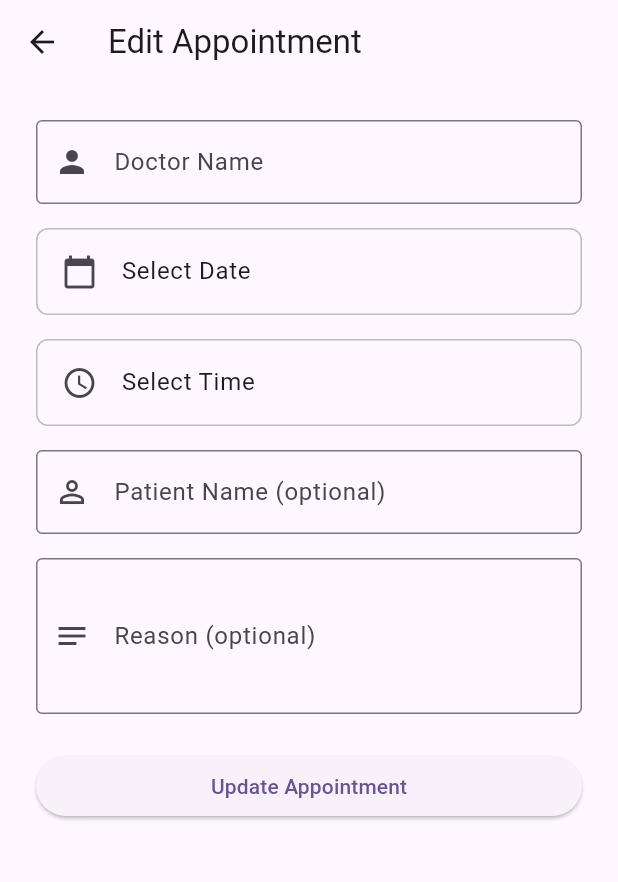
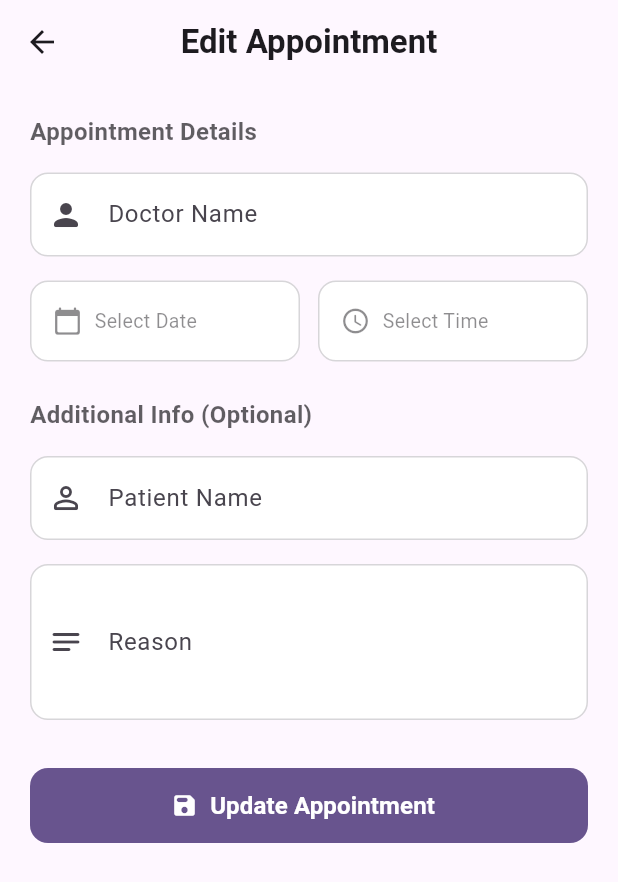
Before and after one commit to Tan-dev0211/Flutterproj, a Flutter app: the EditAppointmentScreen screen opened directly with empty values, on a phone screen of 412 x 824 dp. Shown: the top 882 px of the screen. Run offline on Flutter 3.47's test engine with Material 3 defaults, Android fonts, the phone set to English and light mode, and no system bars; our stand-ins replace shared_preferences, sqflite, sqflite_common_ffi; accounts and stored records are empty.

Commit message:
styled edit appointment page

```diff
--- a/lib/screens/edit_appointment_screen.dart
+++ b/lib/screens/edit_appointment_screen.dart
@@ -33,17 +33,14 @@ class _EditAppointmentScreenState extends State<EditAppointmentScreen> {
     _reasonController =
         TextEditingController(text: widget.appointment.reason ?? '');
 
-    // Parse existing date
     try {
       _selectedDate =
           DateFormat('yyyy-MM-dd').parse(widget.appointment.appointmentDate);
     } catch (_) {}
 
-    // Parse existing time
     try {
       final parts = widget.appointment.appointmentTime.split(':');
       if (parts.length >= 2) {
-        // Handle "HH:MM AM/PM" or "HH:MM" formats
         final timeStr = widget.appointment.appointmentTime;
         final isPM = timeStr.toUpperCase().contains('PM');
         final isAM = timeStr.toUpperCase().contains('AM');
@@ -93,7 +90,12 @@ class _EditAppointmentScreenState extends State<EditAppointmentScreen> {
     if (!_formKey.currentState!.validate()) return;
     if (_selectedDate == null || _selectedTime == null) {
       ScaffoldMessenger.of(context).showSnackBar(
-        const SnackBar(content: Text('Please select date and time')),
+        SnackBar(
+          content: const Text('Please select date and time'),
+          behavior: SnackBarBehavior.floating,
+          shape:
+              RoundedRectangleBorder(borderRadius: BorderRadius.circular(10)),
+        ),
       );
       return;
     }
@@ -123,23 +125,67 @@ class _EditAppointmentScreenState extends State<EditAppointmentScreen> {
     Navigator.pop(context);
   }
 
+  InputDecoration _inputDecoration({
+    required String label,
+    required IconData icon,
+    String? hint,
+  }) {
+    final colorScheme = Theme.of(context).colorScheme;
+    return InputDecoration(
+      labelText: label,
+      hintText: hint,
+      prefixIcon: Icon(icon),
+      border: OutlineInputBorder(borderRadius: BorderRadius.circular(12)),
+      enabledBorder: OutlineInputBorder(
+        borderRadius: BorderRadius.circular(12),
+        borderSide: BorderSide(
+          color: colorScheme.outline.withValues(alpha: 0.3),
+        ),
+      ),
+      focusedBorder: OutlineInputBorder(
+        borderRadius: BorderRadius.circular(12),
+        borderSide: BorderSide(color: colorScheme.primary, width: 2),
+      ),
+      filled: true,
+      fillColor: colorScheme.surfaceContainerLowest,
+    );
+  }
+
   @override
   Widget build(BuildContext context) {
+    final colorScheme = Theme.of(context).colorScheme;
+
     return Scaffold(
-      appBar: AppBar(title: const Text('Edit Appointment')),
+      appBar: AppBar(
+        title: const Text(
+          'Edit Appointment',
+          style: TextStyle(fontWeight: FontWeight.bold),
+        ),
+        centerTitle: true,
+      ),
       body: SingleChildScrollView(
-        padding: const EdgeInsets.all(24.0),
+        padding: const EdgeInsets.all(20.0),
         child: Form(
           key: _formKey,
           child: Column(
             crossAxisAlignment: CrossAxisAlignment.stretch,
             children: [
+              Padding(
+                padding: const EdgeInsets.only(bottom: 16),
+                child: Text(
+                  'Appointment Details',
+                  style: TextStyle(
+                    fontSize: 16,
+                    fontWeight: FontWeight.w600,
+                    color: colorScheme.onSurface.withValues(alpha: 0.7),
+                  ),
+                ),
+              ),
               TextFormField(
                 controller: _doctorController,
-                decoration: const InputDecoration(
-                  labelText: 'Doctor Name',
-                  border: OutlineInputBorder(),
-                  prefixIcon: Icon(Icons.person),
+                decoration: _inputDecoration(
+                  label: 'Doctor Name',
+                  icon: Icons.person_rounded,
                 ),
                 validator: (value) {
                   if (value == null || value.trim().isEmpty) {
@@ -149,62 +195,87 @@ class _EditAppointmentScreenState extends State<EditAppointmentScreen> {
                 },
               ),
               const SizedBox(height: 16),
-              ListTile(
-                shape: RoundedRectangleBorder(
-                  borderRadius: BorderRadius.circular(8),
-                  side: BorderSide(color: Colors.grey.shade400),
-                ),
-                leading: const Icon(Icons.calendar_today),
-                title: Text(
-                  _selectedDate != null
+              Row(
+                children: [
+                  Expanded(
+                    child: _DateTimeTile(
+                      icon: Icons.calendar_today_rounded,
+                      label: _selectedDate != null
                           ? DateFormat('MMM dd, yyyy').format(_selectedDate!)
                           : 'Select Date',
-                ),
+                      isSelected: _selectedDate != null,
                       onTap: _pickDate,
                     ),
-              const SizedBox(height: 16),
-              ListTile(
-                shape: RoundedRectangleBorder(
-                  borderRadius: BorderRadius.circular(8),
-                  side: BorderSide(color: Colors.grey.shade400),
                   ),
-                leading: const Icon(Icons.access_time),
-                title: Text(
-                  _selectedTime != null
+                  const SizedBox(width: 12),
+                  Expanded(
+                    child: _DateTimeTile(
+                      icon: Icons.access_time_rounded,
+                      label: _selectedTime != null
                           ? _selectedTime!.format(context)
                           : 'Select Time',
-                ),
+                      isSelected: _selectedTime != null,
                       onTap: _pickTime,
                     ),
-              const SizedBox(height: 16),
+                  ),
+                ],
+              ),
+              const SizedBox(height: 24),
+              Padding(
+                padding: const EdgeInsets.only(bottom: 16),
+                child: Text(
+                  'Additional Info (Optional)',
+                  style: TextStyle(
+                    fontSize: 16,
+                    fontWeight: FontWeight.w600,
+                    color: colorScheme.onSurface.withValues(alpha: 0.7),
+                  ),
+                ),
+              ),
               TextFormField(
                 controller: _patientController,
-                decoration: const InputDecoration(
-                  labelText: 'Patient Name (optional)',
-                  border: OutlineInputBorder(),
-                  prefixIcon: Icon(Icons.person_outline),
+                decoration: _inputDecoration(
+                  label: 'Patient Name',
+                  icon: Icons.person_outline_rounded,
                 ),
               ),
               const SizedBox(height: 16),
               TextFormField(
                 controller: _reasonController,
                 maxLines: 3,
-                decoration: const InputDecoration(
-                  labelText: 'Reason (optional)',
-                  border: OutlineInputBorder(),
-                  prefixIcon: Icon(Icons.notes),
+                decoration: _inputDecoration(
+                  label: 'Reason',
+                  icon: Icons.notes_rounded,
                 ),
               ),
-              const SizedBox(height: 24),
-              ElevatedButton(
+              const SizedBox(height: 32),
+              SizedBox(
+                height: 50,
+                child: FilledButton.icon(
                   onPressed: _isSaving ? null : _updateAppointment,
-                child: _isSaving
+                  icon: _isSaving
                       ? const SizedBox(
                           height: 20,
                           width: 20,
-                        child: CircularProgressIndicator(strokeWidth: 2),
+                          child: CircularProgressIndicator(
+                            strokeWidth: 2.5,
+                            color: Colors.white,
+                          ),
                         )
-                    : const Text('Update Appointment'),
+                      : const Icon(Icons.save_rounded),
+                  label: Text(
+                    _isSaving ? 'Saving...' : 'Update Appointment',
+                    style: const TextStyle(
+                      fontSize: 16,
+                      fontWeight: FontWeight.w600,
+                    ),
+                  ),
+                  style: FilledButton.styleFrom(
+                    shape: RoundedRectangleBorder(
+                      borderRadius: BorderRadius.circular(12),
+                    ),
+                  ),
+                ),
               ),
             ],
           ),
@@ -213,3 +284,69 @@ class _EditAppointmentScreenState extends State<EditAppointmentScreen> {
     );
   }
 }
+
+class _DateTimeTile extends StatelessWidget {
+  final IconData icon;
+  final String label;
+  final bool isSelected;
+  final VoidCallback onTap;
+
+  const _DateTimeTile({
+    required this.icon,
+    required this.label,
+    required this.isSelected,
+    required this.onTap,
+  });
+
+  @override
+  Widget build(BuildContext context) {
+    final colorScheme = Theme.of(context).colorScheme;
+
+    return Material(
+      color: isSelected
+          ? colorScheme.primaryContainer.withValues(alpha: 0.4)
+          : colorScheme.surfaceContainerLowest,
+      borderRadius: BorderRadius.circular(12),
+      child: InkWell(
+        onTap: onTap,
+        borderRadius: BorderRadius.circular(12),
+        child: Container(
+          padding: const EdgeInsets.symmetric(horizontal: 14, vertical: 16),
+          decoration: BoxDecoration(
+            borderRadius: BorderRadius.circular(12),
+            border: Border.all(
+              color: isSelected
+                  ? colorScheme.primary.withValues(alpha: 0.5)
+                  : colorScheme.outline.withValues(alpha: 0.3),
+            ),
+          ),
+          child: Row(
+            children: [
+              Icon(
+                icon,
+                size: 20,
+                color: isSelected
+                    ? colorScheme.primary
+                    : colorScheme.onSurface.withValues(alpha: 0.5),
+              ),
+              const SizedBox(width: 8),
+              Expanded(
+                child: Text(
+                  label,
+                  style: TextStyle(
+                    fontSize: 13,
+                    fontWeight: isSelected ? FontWeight.w600 : FontWeight.w400,
+                    color: isSelected
+                        ? colorScheme.onSurface
+                        : colorScheme.onSurface.withValues(alpha: 0.5),
+                  ),
+                  overflow: TextOverflow.ellipsis,
+                ),
+              ),
+            ],
+          ),
+        ),
+      ),
+    );
+  }
+}
```
Lines whose indentation alone changed are shown as unchanged.
